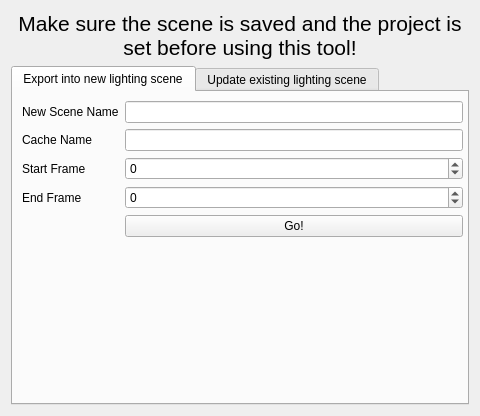
Qt form scripts/PipelineManagementTools/gui/releaseLightingSceneDialog.ui (jw0z96/PipelineManagementTools) before a commit.
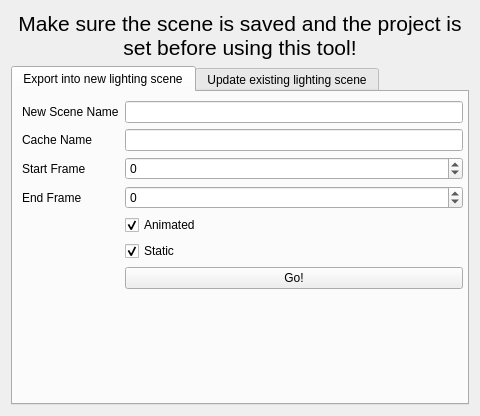
The same form after that commit.

Commit message: updated lighting ui to have animated/static checkbox

```diff
--- a/scripts/PipelineManagementTools/gui/releaseLightingSceneDialog.ui
+++ b/scripts/PipelineManagementTools/gui/releaseLightingSceneDialog.ui
@@ -82,7 +82,7 @@
           <item row="1" column="1">
            <widget class="QLineEdit" name="cacheNameLineEdit_1"/>
           </item>
-          <item row="4" column="1">
+          <item row="6" column="1">
            <widget class="QPushButton" name="newScenePushButton">
             <property name="text">
              <string>Go!</string>
@@ -123,6 +123,26 @@
             </property>
            </widget>
           </item>
+          <item row="4" column="1">
+           <widget class="QCheckBox" name="exportAnimatedCheckBox">
+            <property name="text">
+             <string>Animated</string>
+            </property>
+            <property name="checked">
+             <bool>true</bool>
+            </property>
+           </widget>
+          </item>
+          <item row="5" column="1">
+           <widget class="QCheckBox" name="exportStaticCheckBox">
+            <property name="text">
+             <string>Static</string>
+            </property>
+            <property name="checked">
+             <bool>true</bool>
+            </property>
+           </widget>
+          </item>
          </layout>
         </widget>
        </widget>
```
Left out of the diff: 22 changed lines with no effect on the pictures. The commit also changes 1 other file.
